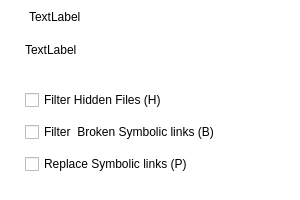
Old version of the form src/kylinburnerfilefilterselection.ui in the repository UbuntuKylin/kylin-burner.
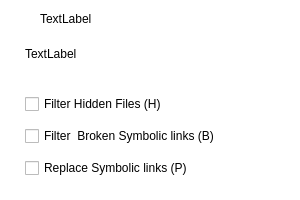
New version of the form. Icons and pictures are not drawn.

```diff
--- a/src/kylinburnerfilefilterselection.ui
+++ b/src/kylinburnerfilefilterselection.ui
@@ -55,21 +55,21 @@
      <property name="minimumSize">
       <size>
        <width>300</width>
-       <height>30</height>
+       <height>34</height>
       </size>
      </property>
      <property name="maximumSize">
       <size>
        <width>300</width>
-       <height>30</height>
+       <height>34</height>
       </size>
      </property>
      <layout class="QHBoxLayout" name="horizontalLayout_2">
       <property name="spacing">
-       <number>0</number>
+       <number>8</number>
       </property>
       <property name="leftMargin">
-       <number>4</number>
+       <number>8</number>
       </property>
       <property name="topMargin">
        <number>4</number>
@@ -83,14 +83,14 @@
       <item>
        <layout class="QHBoxLayout" name="horizontalLayout">
         <property name="spacing">
-         <number>5</number>
+         <number>8</number>
         </property>
         <item>
          <widget class="QLabel" name="label">
           <property name="minimumSize">
            <size>
-            <width>20</width>
-            <height>20</height>
+            <width>24</width>
+            <height>24</height>
            </size>
           </property>
           <property name="maximumSize">
@@ -112,13 +112,13 @@
           <property name="minimumSize">
            <size>
             <width>80</width>
-            <height>20</height>
+            <height>24</height>
            </size>
           </property>
           <property name="maximumSize">
            <size>
-            <width>80</width>
-            <height>20</height>
+            <width>8000</width>
+            <height>24</height>
            </size>
           </property>
           <property name="styleSheet">
@@ -131,31 +131,18 @@
         </item>
        </layout>
       </item>
-      <item>
-       <spacer name="horizontalSpacer">
-        <property name="orientation">
-         <enum>Qt::Horizontal</enum>
-        </property>
-        <property name="sizeHint" stdset="0">
-         <size>
-          <width>312</width>
-          <height>20</height>
-         </size>
-        </property>
-       </spacer>
-      </item>
       <item>
        <widget class="QPushButton" name="labelClose">
         <property name="minimumSize">
          <size>
-          <width>20</width>
-          <height>20</height>
+          <width>30</width>
+          <height>30</height>
          </size>
         </property>
         <property name="maximumSize">
          <size>
-          <width>20</width>
-          <height>20</height>
+          <width>30</width>
+          <height>30</height>
          </size>
         </property>
         <property name="text">
```
